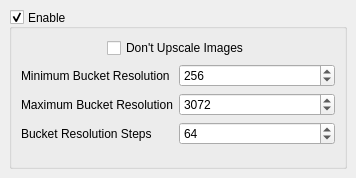
Qt form ui_files/BucketUI.ui (67372a/LoRA_Easy_Training_Scripts) before a commit.
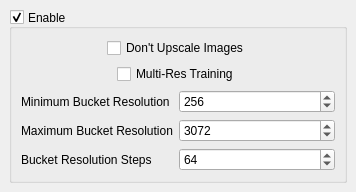
The same form after that commit. Custom widgets are drawn as their Qt base class.

Commit message: multires_training support

```diff
--- a/ui_files/BucketUI.ui
+++ b/ui_files/BucketUI.ui
@@ -48,6 +48,16 @@
         </property>
        </widget>
       </item>
+      <item alignment="Qt::AlignmentFlag::AlignHCenter">
+       <widget class="QCheckBox" name="multires_training">
+        <property name="toolTip">
+         <string>&lt;html&gt;&lt;head/&gt;&lt;body&gt;&lt;p&gt;Generate smaller buckets down to minimum bucket resolution when upscale is disabled.&lt;/p&gt;&lt;/body&gt;&lt;/html&gt;</string>
+        </property>
+        <property name="text">
+         <string>Multi-Res Training</string>
+        </property>
+       </widget>
+      </item>
       <item>
        <layout class="QFormLayout" name="main_form_layout">
         <item row="0" column="0">
```
The commit also changes 2 other files.
